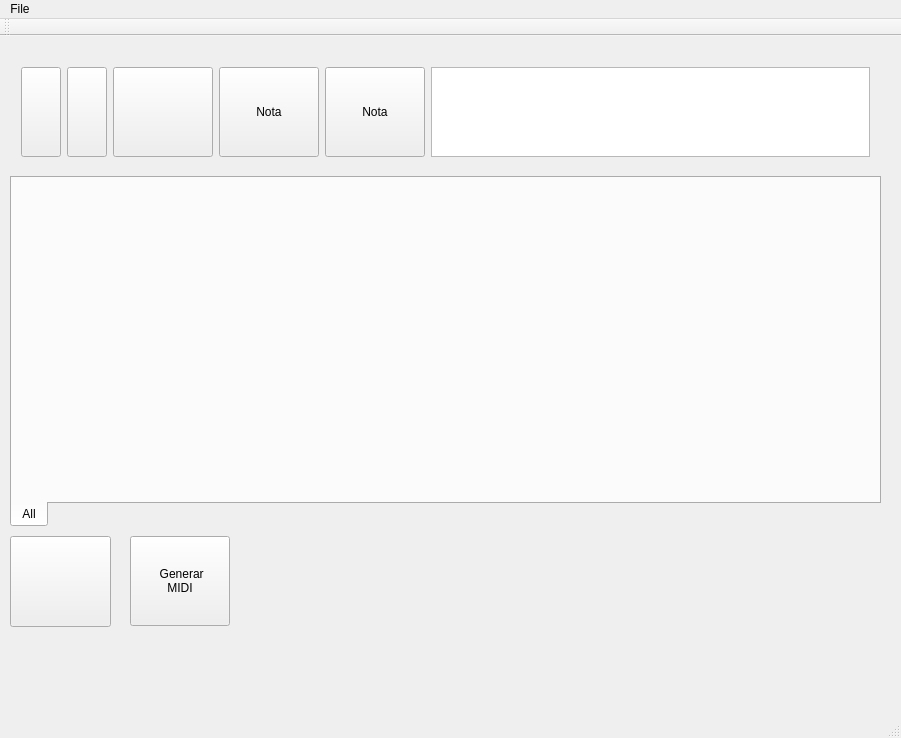
First picture: the form in ui/qjmidi.ui, repository JuanjoMrt/Jmidi, before the edit.
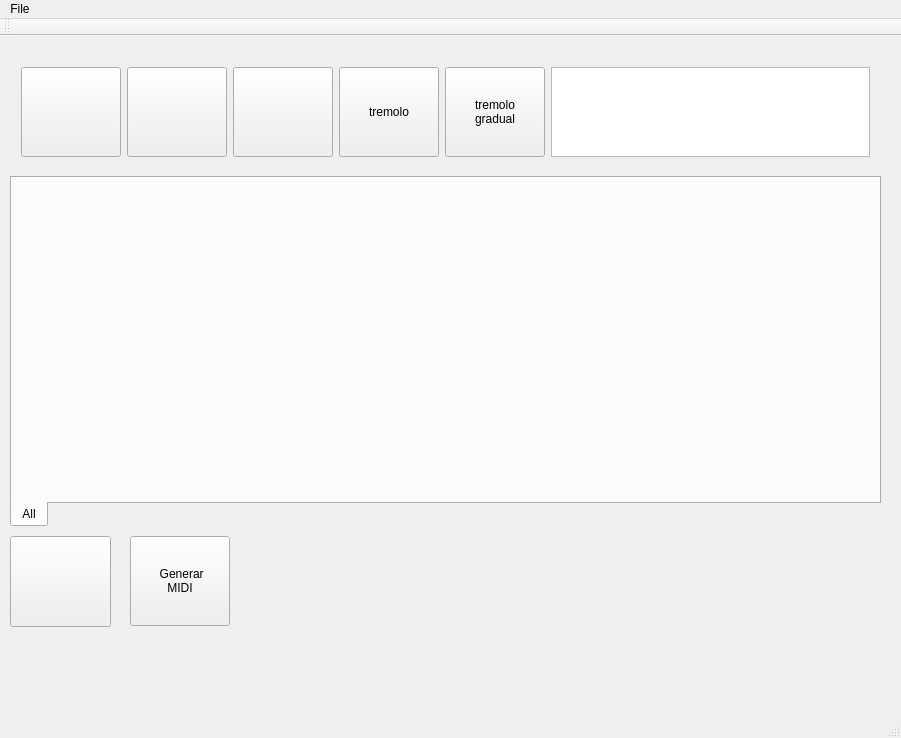
Second picture: the form after the edit. Icons and pictures are not drawn. Custom widgets are drawn as their Qt base class.

```diff
--- a/ui/qjmidi.ui
+++ b/ui/qjmidi.ui
@@ -101,7 +101,7 @@
        </property>
        <property name="minimumSize">
         <size>
-         <width>40</width>
+         <width>100</width>
          <height>90</height>
         </size>
        </property>
@@ -124,7 +124,7 @@
        </property>
        <property name="minimumSize">
         <size>
-         <width>40</width>
+         <width>100</width>
          <height>90</height>
         </size>
        </property>
@@ -163,7 +163,7 @@
         </size>
        </property>
        <property name="text">
-        <string>Nota</string>
+        <string>tremolo</string>
        </property>
       </widget>
      </item>
@@ -176,7 +176,8 @@
         </size>
        </property>
        <property name="text">
-        <string>Nota</string>
+        <string>tremolo 
+gradual</string>
        </property>
       </widget>
      </item>
```
Left out of the diff: 4 changed lines with no effect on the pictures.
